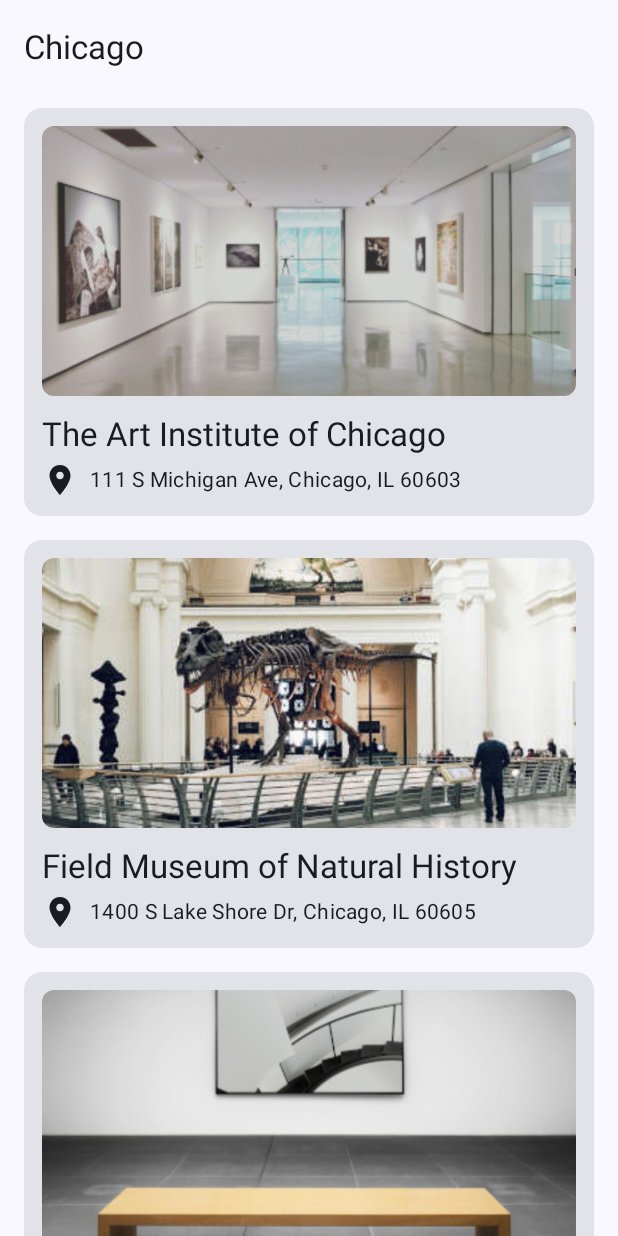
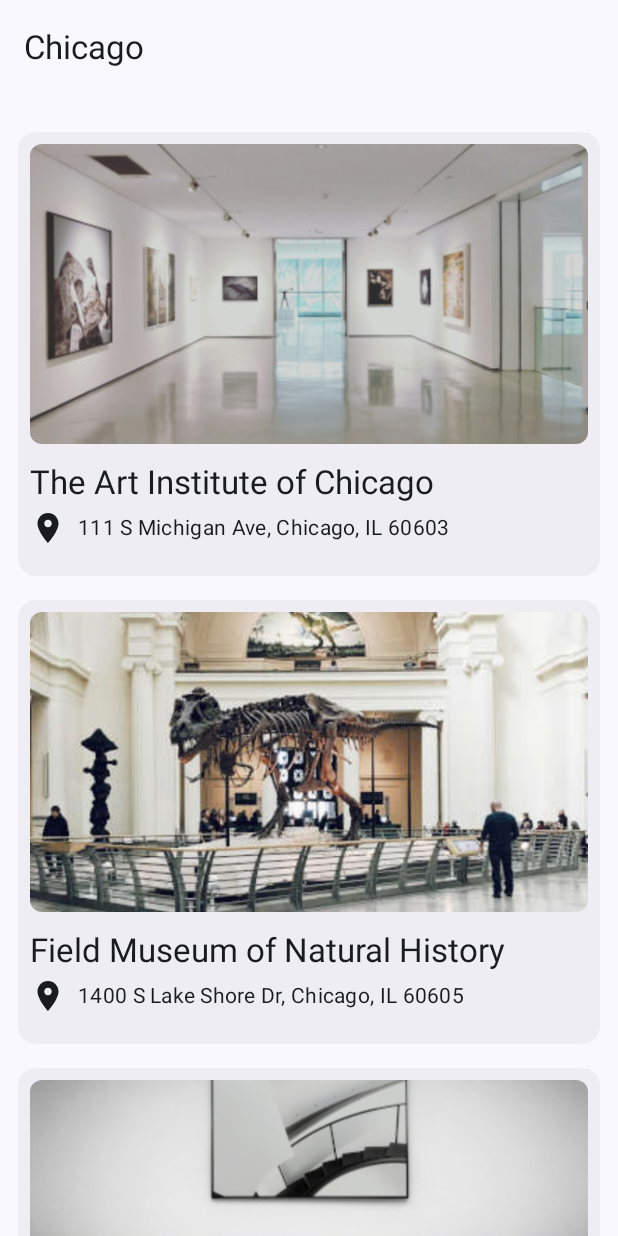
Before and after one commit to nascriptone/chicago, an Android app built with Jetpack Compose: the screen it shows after launch (MainActivity), after a tap on "Museums", on a phone screen of 412 x 824 dp. Run offline under Robolectric (Android 15) with nearby library versions, the phone set to English and light mode, and no system bars; our stand-ins replace window size class.

Commit message:
functionality cleared

```diff
--- a/app/src/main/java/com/example/chicago/ChicagoScreen.kt
+++ b/app/src/main/java/com/example/chicago/ChicagoScreen.kt
@@ -6,11 +6,13 @@ import androidx.compose.material3.ExperimentalMaterial3Api
 import androidx.compose.material3.Scaffold
 import androidx.compose.material3.Text
 import androidx.compose.material3.TopAppBar
+import androidx.compose.material3.windowsizeclass.WindowWidthSizeClass
 import androidx.compose.runtime.Composable
 import androidx.compose.runtime.collectAsState
 import androidx.compose.runtime.getValue
 import androidx.compose.ui.Modifier
 import androidx.lifecycle.viewmodel.compose.viewModel
+import androidx.navigation.NavHostController
 import androidx.navigation.compose.NavHost
 import androidx.navigation.compose.composable
 import androidx.navigation.compose.rememberNavController
@@ -18,6 +20,7 @@ import com.example.chicago.ui.ChicagoViewModel
 import com.example.chicago.ui.screens.DetailScreen
 import com.example.chicago.ui.screens.HomeScreen
 import com.example.chicago.ui.screens.RecomScreen
+import com.example.chicago.utils.AppContentType
 
 
 enum class ChicagoScreen {
@@ -33,19 +36,21 @@ fun AppTopBar(modifier: Modifier = Modifier) {
         title = {
             Text(text = "Chicago")
         },
-        modifier
+        modifier = modifier
     )
 }
 
 @Composable
-fun ChicagoApp() {
-
-    val viewModel: ChicagoViewModel = viewModel()
-    val navController = rememberNavController()
-
+fun ChicagoApp(
+    viewModel: ChicagoViewModel = viewModel(),
+    navController: NavHostController = rememberNavController(),
+    windowSize: WindowWidthSizeClass,
+) {
     val uiState by viewModel.uiState.collectAsState()
-
-
+    val contentType = when (windowSize) {
+        WindowWidthSizeClass.Expanded -> AppContentType.ListAndDetails
+        else -> AppContentType.ListOnly
+    }
     Scaffold(
         topBar = {
             AppTopBar()
@@ -61,21 +66,22 @@ fun ChicagoApp() {
             composable(route = ChicagoScreen.Home.name) {
                 HomeScreen(
                     onCardClick = {
-                        viewModel.updateSelectedCategory(it)
+                        viewModel.updateCategory(it)
                         navController.navigate(ChicagoScreen.Recommendation.name)
                     }
                 )
             }
             composable(route = ChicagoScreen.Recommendation.name) {
                 RecomScreen(
-                    selectedCategory = uiState.selectedCategory,
+                    selectedCategory = uiState.currentCategory,
                     onCardClick = {
+                        viewModel.updateUserSelected(it)
                         navController.navigate(ChicagoScreen.Details.name)
                     }
                 )
             }
             composable(route = ChicagoScreen.Details.name) {
-                DetailScreen()
+                DetailScreen(details = uiState.userSelectedCurrent)
             }
         }
     }
--- a/app/src/main/java/com/example/chicago/MainActivity.kt
+++ b/app/src/main/java/com/example/chicago/MainActivity.kt
@@ -4,15 +4,40 @@ import android.os.Bundle
 import androidx.activity.ComponentActivity
 import androidx.activity.compose.setContent
 import androidx.activity.enableEdgeToEdge
+import androidx.compose.foundation.layout.WindowInsets
+import androidx.compose.foundation.layout.asPaddingValues
+import androidx.compose.foundation.layout.calculateEndPadding
+import androidx.compose.foundation.layout.calculateStartPadding
+import androidx.compose.foundation.layout.padding
+import androidx.compose.foundation.layout.safeDrawing
+import androidx.compose.material3.Surface
+import androidx.compose.material3.windowsizeclass.ExperimentalMaterial3WindowSizeClassApi
+import androidx.compose.material3.windowsizeclass.calculateWindowSizeClass
+import androidx.compose.ui.Modifier
+import androidx.compose.ui.platform.LocalLayoutDirection
 import com.example.chicago.ui.theme.ChicagoTheme
 
 class MainActivity : ComponentActivity() {
+    @OptIn(ExperimentalMaterial3WindowSizeClassApi::class)
     override fun onCreate(savedInstanceState: Bundle?) {
         super.onCreate(savedInstanceState)
         enableEdgeToEdge()
         setContent {
             ChicagoTheme {
-                ChicagoApp()
+                val layoutDirection = LocalLayoutDirection.current
+                Surface(
+                    modifier = Modifier.padding(
+                        start = WindowInsets.safeDrawing.asPaddingValues()
+                            .calculateStartPadding(layoutDirection),
+                        end = WindowInsets.safeDrawing.asPaddingValues()
+                            .calculateEndPadding(layoutDirection)
+                    )
+                ) {
+                    val windowSize = calculateWindowSizeClass(this)
+                    ChicagoApp(
+                        windowSize = windowSize.widthSizeClass
+                    )
+                }
             }
         }
     }
--- a/app/src/main/java/com/example/chicago/data/DataSource.kt
+++ b/app/src/main/java/com/example/chicago/data/DataSource.kt
@@ -3,40 +3,13 @@ package com.example.chicago.data
 import com.example.chicago.R
 import com.example.chicago.models.Category
 import com.example.chicago.models.Recommend
-import com.example.chicago.models.RecommendedList
 
 object DataSource {
     val categoryList: List<Category> = listOf(
         Category(
             image = R.drawable.museum_banner,
-            title = R.string.museums
-        ),
-        Category(
-            image = R.drawable.park_banner,
-            title = R.string.parks
-        ),
-        Category(
-            image = R.drawable.theatre_banner,
-            title = R.string.theatres
-        ),
-        Category(
-            image = R.drawable.reataurant_banner,
-            title = R.string.restaurants
-        ),
-        Category(
-            image = R.drawable.shopping_banner,
-            title = R.string.shopping_centres
-        ),
-        Category(
-            image = R.drawable.historicalsite_banner,
-            title = R.string.historical_sites
-        )
-    )
-
-    val listOfRecommendations: List<RecommendedList> = listOf(
-        RecommendedList(
-            listBy = R.string.museums,
-            list = listOf(
+            title = R.string.museums,
+            recommendations = listOf(
                 Recommend(
                     image = R.drawable.museum1,
                     name = R.string.museum_name1,
@@ -79,9 +52,10 @@ object DataSource {
                 )
             )
         ),
-        RecommendedList(
-            listBy = R.string.parks,
-            list = listOf(
+        Category(
+            image = R.drawable.park_banner,
+            title = R.string.parks,
+            recommendations = listOf(
                 Recommend(
                     image = R.drawable.park1,
                     name = R.string.park_name1,
@@ -124,9 +98,10 @@ object DataSource {
                 )
             )
         ),
-        RecommendedList(
-            listBy = R.string.theatres,
-            list = listOf(
+        Category(
+            image = R.drawable.theatre_banner,
+            title = R.string.theatres,
+            recommendations = listOf(
                 Recommend(
                     image = R.drawable.theatre1,
                     name = R.string.theatre_name1,
@@ -169,9 +144,56 @@ object DataSource {
                 )
             )
         ),
-        RecommendedList(
-            listBy = R.string.shopping_centres,
-            list = listOf(
+        Category(
+            image = R.drawable.reataurant_banner,
+            title = R.string.restaurants,
+            recommendations = listOf(
+                Recommend(
+                    image = R.drawable.restaurant1,
+                    name = R.string.restaurant_name1,
+                    description = R.string.restaurant_description1,
+                    place = R.string.restaurant_place1,
+                    open = R.string.restaurant_open1,
+                    close = R.string.restaurant_close1
+                ),
+                Recommend(
+                    image = R.drawable.restaurant2,
+                    name = R.string.restaurant_name2,
+                    description = R.string.restaurant_description2,
+                    place = R.string.restaurant_place2,
+                    open = R.string.restaurant_open2,
+                    close = R.string.restaurant_close2
+                ),
+                Recommend(
+                    image = R.drawable.restaurant3,
+                    name = R.string.restaurant_name3,
+                    description = R.string.restaurant_description3,
+                    place = R.string.restaurant_place3,
+                    open = R.string.restaurant_open3,
+                    close = R.string.restaurant_close3
+                ),
+                Recommend(
+                    image = R.drawable.restaurant4,
+                    name = R.string.restaurant_name4,
+                    description = R.string.restaurant_description4,
+                    place = R.string.restaurant_place4,
+                    open = R.string.restaurant_open4,
+                    close = R.string.restaurant_close4
+                ),
+                Recommend(
+                    image = R.drawable.restaurant5,
+                    name = R.string.restaurant_name5,
+                    description = R.string.restaurant_description5,
+                    place = R.string.restaurant_place5,
+                    open = R.string.restaurant_open5,
+                    close = R.string.restaurant_close5
+                )
+            )
+        ),
+        Category(
+            image = R.drawable.shopping_banner,
+            title = R.string.shopping_centres,
+            recommendations = listOf(
                 Recommend(
                     image = R.drawable.shopping1,
                     name = R.string.shopping_centre_name1,
@@ -214,54 +236,10 @@ object DataSource {
                 )
             )
         ),
-        RecommendedList(
-            listBy = R.string.restaurants,
-            list = listOf(
-                Recommend(
-                    image = R.drawable.restaurant1,
-                    name = R.string.restaurant_name1,
-                    description = R.string.restaurant_description1,
-                    place = R.string.restaurant_place1,
-                    open = R.string.restaurant_open1,
-                    close = R.string.restaurant_close1
-                ),
-                Recommend(
-                    image = R.drawable.restaurant2,
-                    name = R.string.restaurant_name2,
-                    description = R.string.restaurant_description2,
-                    place = R.string.restaurant_place2,
-                    open = R.string.restaurant_open2,
-                    close = R.string.restaurant_close2
-                ),
-                Recommend(
-                    image = R.drawable.restaurant3,
-                    name = R.string.restaurant_name3,
-                    description = R.string.restaurant_description3,
-                    place = R.string.restaurant_place3,
-                    open = R.string.restaurant_open3,
-                    close = R.string.restaurant_close3
-                ),
-                Recommend(
-                    image = R.drawable.restaurant4,
-                    name = R.string.restaurant_name4,
-                    description = R.string.restaurant_description4,
-                    place = R.string.restaurant_place4,
-                    open = R.string.restaurant_open4,
-                    close = R.string.restaurant_close4
-                ),
-                Recommend(
-                    image = R.drawable.restaurant5,
-                    name = R.string.restaurant_name5,
-                    description = R.string.restaurant_description5,
-                    place = R.string.restaurant_place5,
-                    open = R.string.restaurant_open5,
-                    close = R.string.restaurant_close5
-                )
-            )
-        ),
-        RecommendedList(
-            listBy = R.string.historical_sites,
-            list = listOf(
+        Category(
+            image = R.drawable.historicalsite_banner,
+            title = R.string.historical_sites,
+            recommendations = listOf(
                 Recommend(
                     image = R.drawable.historicalsite1,
                     name = R.string.historical_site_name1,
--- a/app/src/main/java/com/example/chicago/models/Category.kt
+++ b/app/src/main/java/com/example/chicago/models/Category.kt
@@ -5,5 +5,6 @@ import androidx.annotation.StringRes
 
 data class Category(
     @DrawableRes val image: Int,
-    @StringRes val title: Int
+    @StringRes val title: Int,
+    val recommendations: List<Recommend>
 )
--- a/app/src/main/java/com/example/chicago/models/RecommendedList.kt
+++ /dev/null
@@ -1,8 +0,0 @@
-package com.example.chicago.models
-
-import androidx.annotation.StringRes
-
-data class RecommendedList(
-    @StringRes val listBy: Int,
-    val list: List<Recommend>
-)
--- a/app/src/main/java/com/example/chicago/ui/AppUIState.kt
+++ b/app/src/main/java/com/example/chicago/ui/AppUIState.kt
@@ -1,5 +1,9 @@
 package com.example.chicago.ui
 
+import com.example.chicago.models.Category
+import com.example.chicago.models.Recommend
+
 data class AppUIState(
-    val selectedCategory: Int
+    val currentCategory: Category,
+    val userSelectedCurrent: Recommend
 )
--- a/app/src/main/java/com/example/chicago/ui/ChicagoViewModel.kt
+++ b/app/src/main/java/com/example/chicago/ui/ChicagoViewModel.kt
@@ -2,25 +2,38 @@ package com.example.chicago.ui
 
 import androidx.lifecycle.ViewModel
 import com.example.chicago.data.DataSource
+import com.example.chicago.models.Category
+import com.example.chicago.models.Recommend
 import kotlinx.coroutines.flow.MutableStateFlow
 import kotlinx.coroutines.flow.StateFlow
 import kotlinx.coroutines.flow.asStateFlow
 import kotlinx.coroutines.flow.update
 
-class ChicagoViewModel() : ViewModel() {
+class ChicagoViewModel : ViewModel() {
 
-    private val _uiState = MutableStateFlow(AppUIState(
-        selectedCategory = DataSource.categoryList.first().title
-    ))
+    private val _uiState = MutableStateFlow(
+        AppUIState(
+            currentCategory = DataSource.categoryList.first(),
+            userSelectedCurrent = DataSource.categoryList.first().recommendations.first()
+        )
+    )
     val uiState: StateFlow<AppUIState> = _uiState.asStateFlow()
 
 
-    fun updateSelectedCategory(title: Int) {
+    fun updateCategory(category: Category) {
         _uiState.update {
             it.copy(
-                selectedCategory = title
+                currentCategory = category,
+                userSelectedCurrent = category.recommendations.first()
             )
         }
     }
 
+    fun updateUserSelected(recommendation: Recommend) {
+        _uiState.update {
+            it.copy(
+                userSelectedCurrent = recommendation
+            )
+        }
+    }
 }
--- a/app/src/main/java/com/example/chicago/ui/screens/DetailScreen.kt
+++ b/app/src/main/java/com/example/chicago/ui/screens/DetailScreen.kt
@@ -2,6 +2,7 @@ package com.example.chicago.ui.screens
 
 import androidx.compose.foundation.Image
 import androidx.compose.foundation.background
+import androidx.compose.foundation.layout.Arrangement
 import androidx.compose.foundation.layout.Column
 import androidx.compose.foundation.layout.Row
 import androidx.compose.foundation.layout.Spacer
@@ -10,7 +11,9 @@ import androidx.compose.foundation.layout.fillMaxWidth
 import androidx.compose.foundation.layout.height
 import androidx.compose.foundation.layout.padding
 import androidx.compose.foundation.layout.width
+import androidx.compose.foundation.rememberScrollState
 import androidx.compose.foundation.shape.RoundedCornerShape
+import androidx.compose.foundation.verticalScroll
 import androidx.compose.material.icons.Icons
 import androidx.compose.material.icons.filled.LocationOn
 import androidx.compose.material3.Icon
@@ -24,19 +27,19 @@ import androidx.compose.ui.draw.clip
 import androidx.compose.ui.layout.ContentScale
 import androidx.compose.ui.res.painterResource
 import androidx.compose.ui.res.stringResource
-import androidx.compose.ui.tooling.preview.Preview
 import androidx.compose.ui.unit.dp
-import com.example.chicago.data.DataSource
+import com.example.chicago.R
 import com.example.chicago.models.Recommend
-import com.example.chicago.ui.theme.ChicagoTheme
 
 @Composable
-fun DetailScreen(modifier: Modifier = Modifier) {
-
-    val details: Recommend = DataSource.listOfRecommendations[3].list[4]
+fun DetailScreen(
+    details: Recommend,
+    modifier: Modifier = Modifier
+) {
     Column(
         modifier = modifier
             .fillMaxSize()
+            .verticalScroll(rememberScrollState())
             .background(color = MaterialTheme.colorScheme.background)
             .padding(horizontal = 12.dp), horizontalAlignment = Alignment.CenterHorizontally
     ) {
@@ -55,16 +58,17 @@ fun DetailScreen(modifier: Modifier = Modifier) {
             color = MaterialTheme.colorScheme.surfaceContainer, shape = RoundedCornerShape(28.dp),
             modifier = Modifier.fillMaxWidth()
         ) {
-            Column {
+            Column(
+                modifier = Modifier.padding(16.dp)
+            ) {
                 Text(
                     text = stringResource(id = details.name),
-                    modifier = Modifier.padding(16.dp),
                     style = MaterialTheme.typography.titleLarge
                 )
+                Spacer(modifier = Modifier.height(16.dp))
                 Text(
                     text = stringResource(id = details.description),
                     style = MaterialTheme.typography.bodyLarge,
-                    modifier = Modifier.padding(16.dp)
                 )
             }
         }
@@ -92,9 +96,22 @@ fun DetailScreen(modifier: Modifier = Modifier) {
                 }
 
                 Row(
-                    verticalAlignment = Alignment.CenterVertically
+                    modifier = Modifier
+                        .fillMaxWidth()
+                        .padding(top = 16.dp),
+                    verticalAlignment = Alignment.CenterVertically,
+                    horizontalArrangement = Arrangement.SpaceBetween
                 ) {
-
+                    if (details.open != null) {
+                        val open = stringResource(id = R.string.open)
+                        val openTime = stringResource(id = details.open)
+                        Text(text = "$open $openTime")
+                    }
+                    if (details.close != null) {
+                        val close = stringResource(id = R.string.close)
+                        val closeTime = stringResource(id = details.close)
+                        Text(text = "$close $closeTime")
+                    }
                 }
             }
         }
@@ -102,10 +119,12 @@ fun DetailScreen(modifier: Modifier = Modifier) {
 }
 
 
-@Preview
-@Composable
-fun DetailsScreenPreview() {
-    ChicagoTheme(darkTheme = true) {
-        DetailScreen()
-    }
-}
+//@Preview
+//@Composable
+//fun DetailsScreenPreview() {
+//    ChicagoTheme(darkTheme = true) {
+//        DetailScreen(
+//            details = DataSource.categoryList[4].recommendations[3]
+//        )
+//    }
+//}
--- a/app/src/main/java/com/example/chicago/ui/screens/HomeScreen.kt
+++ b/app/src/main/java/com/example/chicago/ui/screens/HomeScreen.kt
@@ -2,6 +2,7 @@ package com.example.chicago.ui.screens
 
 import androidx.compose.foundation.Image
 import androidx.compose.foundation.layout.Box
+import androidx.compose.foundation.layout.Spacer
 import androidx.compose.foundation.layout.fillMaxWidth
 import androidx.compose.foundation.layout.height
 import androidx.compose.foundation.layout.padding
@@ -27,17 +28,26 @@ import com.example.chicago.ui.theme.ChicagoTheme
 
 @Composable
 fun HomeScreen(
-    onCardClick: (Int) -> Unit,
-    modifier: Modifier = Modifier
+    onCardClick: (Category) -> Unit,
+    modifier: Modifier = Modifier,
+    data: List<Category> = DataSource.categoryList
 ) {
-    val data = DataSource.categoryList
-    LazyColumn(modifier = modifier.padding(horizontal = 8.dp)) {
+    LazyColumn(modifier = modifier) {
+
+        item {
+            Spacer(modifier = Modifier.height(16.dp))
+        }
+
         items(data) { category ->
             CategoryCard(
                 category = category,
-                onCardClick = { onCardClick(category.title) },
-                modifier = Modifier.padding(8.dp)
+                onCardClick = { onCardClick(category) },
+                modifier = Modifier.padding(horizontal = 8.dp, vertical = 4.dp)
             )
+        }
+
+        item {
+            Spacer(modifier = Modifier.height(80.dp))
         }
     }
 }
@@ -59,7 +69,7 @@ fun CategoryCard(
                 contentDescription = category.title.toString(),
                 modifier = Modifier
                     .fillMaxWidth()
-                    .height(210.dp)
+                    .height(240.dp)
                     .alpha(0.8F),
                 contentScale = ContentScale.Crop,
             )
--- a/app/src/main/java/com/example/chicago/ui/screens/RecomScreen.kt
+++ b/app/src/main/java/com/example/chicago/ui/screens/RecomScreen.kt
@@ -14,6 +14,7 @@ import androidx.compose.foundation.shape.RoundedCornerShape
 import androidx.compose.material.icons.Icons
 import androidx.compose.material.icons.filled.LocationOn
 import androidx.compose.material3.Card
+import androidx.compose.material3.CardDefaults
 import androidx.compose.material3.Icon
 import androidx.compose.material3.MaterialTheme
 import androidx.compose.material3.Text
@@ -24,28 +25,31 @@ import androidx.compose.ui.draw.clip
 import androidx.compose.ui.layout.ContentScale
 import androidx.compose.ui.res.painterResource
 import androidx.compose.ui.res.stringResource
-import androidx.compose.ui.tooling.preview.Preview
 import androidx.compose.ui.unit.dp
-import com.example.chicago.data.DataSource
+import com.example.chicago.models.Category
 import com.example.chicago.models.Recommend
-import com.example.chicago.ui.theme.ChicagoTheme
 
 @Composable
 fun RecomScreen(
-    selectedCategory: Int,
-    onCardClick: () -> Unit,
+    selectedCategory: Category,
+    onCardClick: (Recommend) -> Unit,
     modifier: Modifier = Modifier
 ) {
+    LazyColumn(modifier = modifier.padding(horizontal = 8.dp)) {
+        item {
+            Spacer(modifier = Modifier.height(16.dp))
+        }
 
-    val listToShow: List<Recommend> = recommendedList(selectedCategory)
-
-    LazyColumn(modifier = modifier.padding(horizontal = 8.dp)) {
-        items(listToShow) { item ->
+        items(selectedCategory.recommendations) { item ->
             RecomCard(
                 recommend = item,
-                onCardClick,
-                modifier = Modifier.padding(8.dp)
+                onCardClick = { onCardClick(item) },
+                modifier = Modifier.padding(horizontal = 4.dp, vertical = 8.dp)
             )
+        }
+
+        item {
+            Spacer(modifier = Modifier.height(80.dp))
         }
     }
 }
@@ -57,11 +61,15 @@ fun RecomCard(
     modifier: Modifier = Modifier
 ) {
     Card(
+        elevation = CardDefaults.cardElevation(),
         onClick = onCardClick,
-        modifier = modifier
+        modifier = modifier,
+        colors = CardDefaults.cardColors(
+            containerColor = MaterialTheme.colorScheme.surfaceContainer
+        )
     ) {
         Column(
-            modifier = Modifier.padding(12.dp)
+            modifier = Modifier.padding(8.dp, 8.dp, 8.dp, 20.dp)
         ) {
             Image(
                 painter = painterResource(id = recommend.image),
@@ -70,7 +78,7 @@ fun RecomCard(
                 ),
                 modifier = Modifier
                     .fillMaxWidth()
-                    .height(180.dp)
+                    .height(200.dp)
                     .clip(RoundedCornerShape(8.dp)),
                 contentScale = ContentScale.Crop
             )
@@ -94,17 +102,11 @@ fun RecomCard(
     }
 }
 
-fun recommendedList(selectedCategory: Int): List<Recommend> {
-    return DataSource.listOfRecommendations.first {
-        it.listBy == selectedCategory
-    }.list
-}
 
-@Preview
-@Composable
-fun RecomCardPreview() {
-    val recom = DataSource.listOfRecommendations.first().list
-    ChicagoTheme {
-        RecomCard(recommend = recom[4], onCardClick = {})
-    }
-}
+//@Preview
+//@Composable
+//fun RecomCardPreview() {
+//    ChicagoTheme {
+//        RecomCard(recommend = , onCardClick = {})
+//    }
+//}
--- /dev/null
+++ b/app/src/main/java/com/example/chicago/utils/WindowStateUtils.kt
@@ -0,0 +1,5 @@
+package com.example.chicago.utils
+
+enum class AppContentType {
+    ListOnly, ListAndDetails
+}
```
Also changed, not shown: app/src/main/res/drawable/shopping4.jpg, 1 other file.
